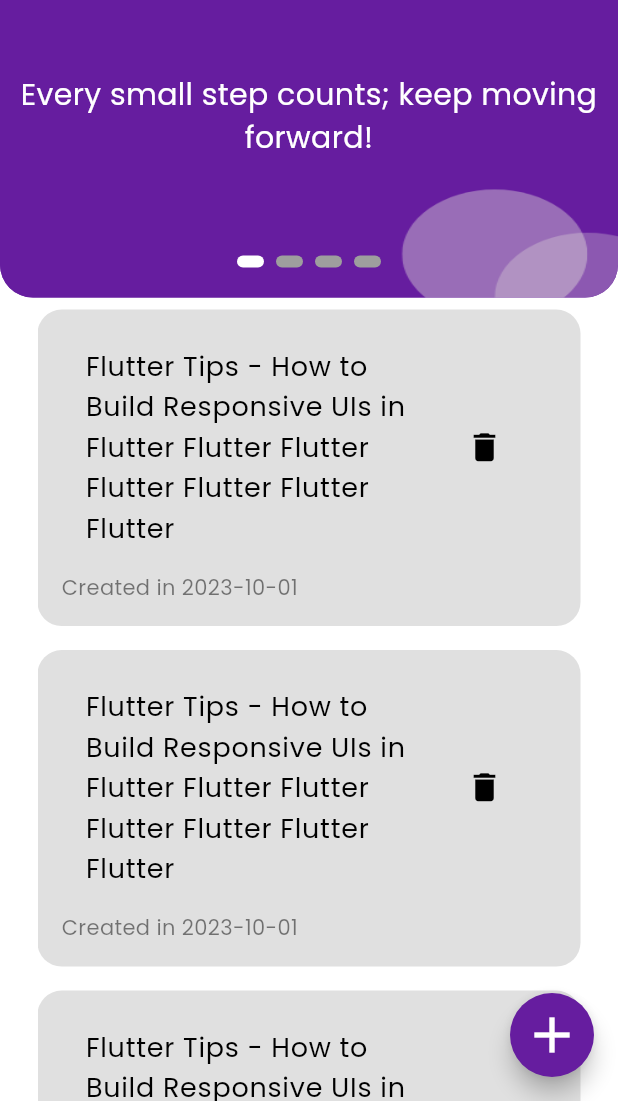
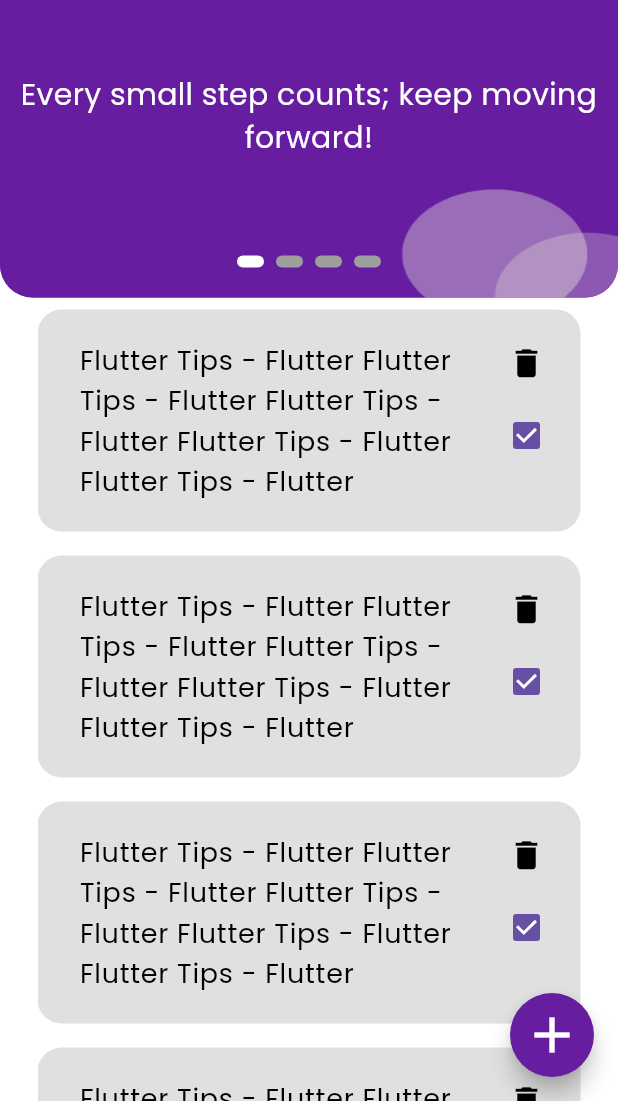
Before and after one commit to MiladnserSB/ToDoListApp, a Flutter app: the screen it shows after launch, on a phone screen of 412 x 824 dp, the part 135-1236 px from its top. Run offline on Flutter 3.47's test engine with Material 3 defaults, Android fonts, the phone set to English and light mode, and no system bars; drawn by our look-alikes of smooth_page_indicator.

Commit message:
finish the UI

```diff
--- a/lib/widgets/task_item.dart
+++ b/lib/widgets/task_item.dart
@@ -19,7 +19,7 @@ class TaskItem extends StatelessWidget {
           );
         },
         child: Container(
-          padding: const EdgeInsets.all(16),
+          padding: const EdgeInsets.all(12),
           decoration: BoxDecoration(
             color: Colors.grey.shade300,
             borderRadius: BorderRadius.circular(16),
@@ -27,10 +27,18 @@ class TaskItem extends StatelessWidget {
           child: Column(
             crossAxisAlignment: CrossAxisAlignment.start,
             children: [
-              ListTile(
+              Row(
+                crossAxisAlignment: CrossAxisAlignment.start,
+                children: [
+                  // Wrapping the title and subtitle in an Expanded widget
+                  Expanded(
+                    child: ListTile(
                       title: Text(
-                  'Flutter Tips - How to Build Responsive UIs in Flutter Flutter Flutter Flutter Flutter Flutter Flutter',
-                  style: TextStyle(color: Colors.black, fontSize: 18),
+                        'Flutter Tips - Flutter Flutter Tips - Flutter Flutter Tips - Flutter Flutter Tips - Flutter Flutter Tips - Flutter',
+                        style: const TextStyle(
+                          color: Colors.black,
+                          fontSize: 18,
+                        ),
                         maxLines: 5,
                         overflow: TextOverflow.ellipsis,
                       ),
@@ -39,21 +47,32 @@ class TaskItem extends StatelessWidget {
                       //   child: Text(
                       //     'Learn how to create responsive layouts in Flutter.',
                       //     style: TextStyle(
-                //         color: Colors.black.withOpacity(0.5), fontSize: 16),
+                      //         color: Colors.black.withOpacity(0.5),
+                      //         fontSize: 16),
+                      //     maxLines: 2,
+                      //     overflow: TextOverflow.ellipsis,
                       //   ),
                       // ),
-                trailing: IconButton(
-                  onPressed: () {},
-                  icon: Icon(Icons.delete, size: 25, color: Colors.black),
                     ),
                   ),
-              Padding(
-                padding: const EdgeInsets.only(top: 8.0),
-                child: Text(
-                  'Created in 2023-10-01',
-                  style: TextStyle(
-                      color: Colors.black.withOpacity(0.5), fontSize: 14),
+                  // Aligning the delete icon and checkbox vertically
+                  Column(
+                    mainAxisAlignment: MainAxisAlignment.start,
+                    children: [
+                      IconButton(
+                        onPressed: () {
+                          // Add delete functionality
+                        },
+                        icon: const Icon(
+                          Icons.delete,
+                          size: 25,
+                          color: Colors.black,
                         ),
+                      ),
+                      Checkbox(value: true, onChanged: (value) {}),
+                    ],
+                  ),
+                ],
               ),
             ],
           ),
```
Lines whose indentation alone changed are shown as unchanged.
